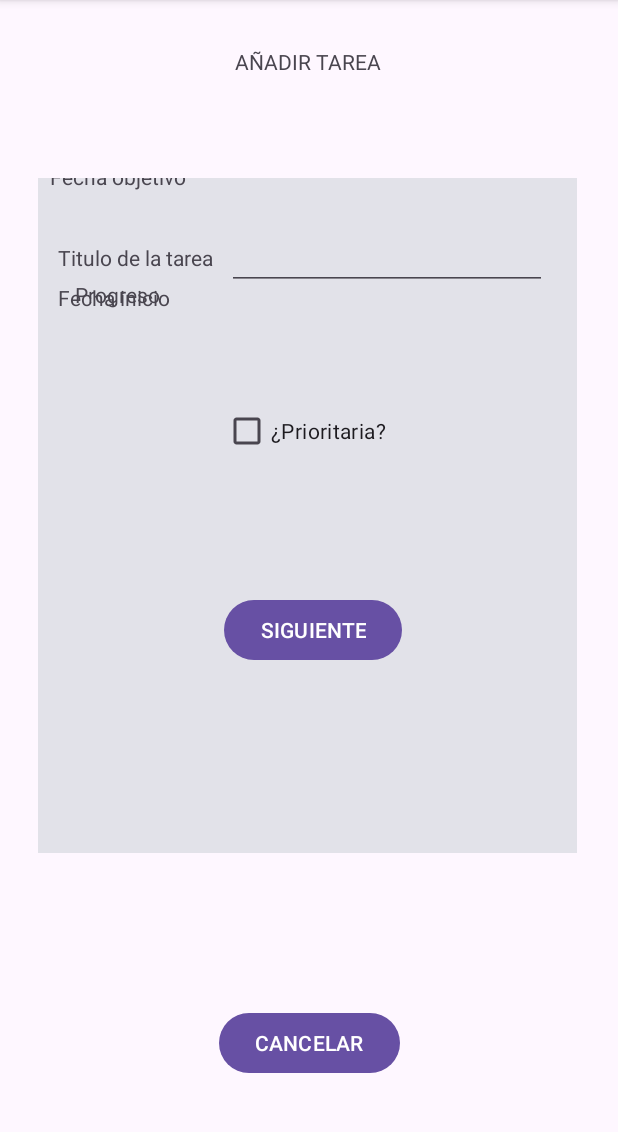
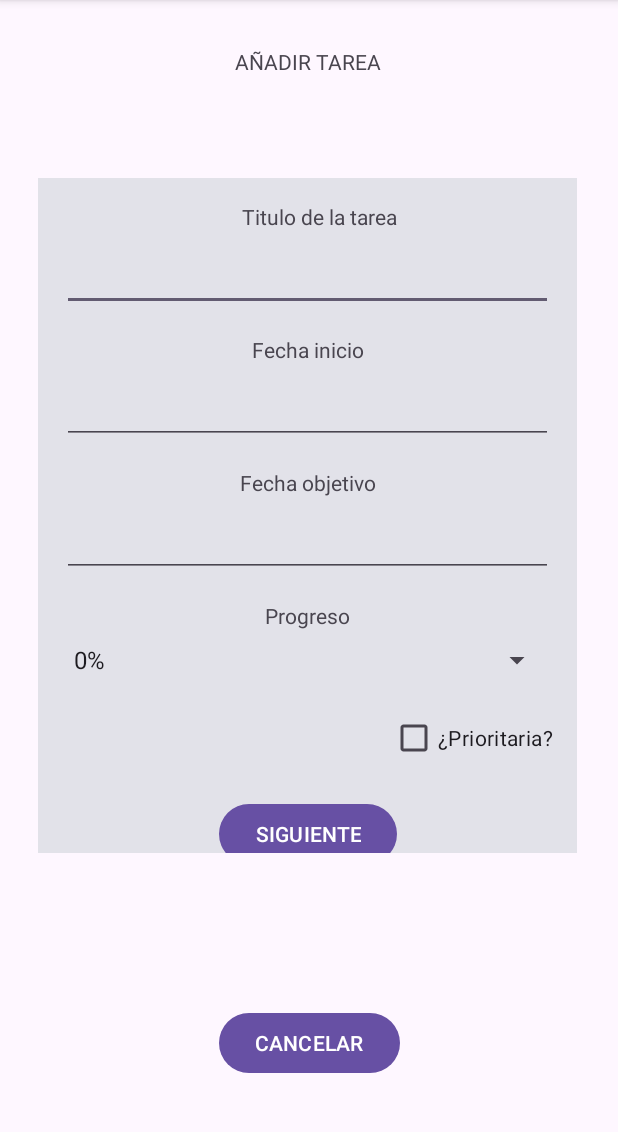
Before and after one commit to Membiela4/TrassTarea, an Android app: the AddTaskFirst screen opened directly, with no data from a screen before it, on a phone screen of 412 x 824 dp, the part 96-1228 px from its top. Run offline under Robolectric (Android 15) with nearby library versions, the phone set to English and light mode, and no system bars.

Commit message:
Comunicacion entre fragmentos

```diff
--- a/app/src/main/java/com/example/tareaut02/activities/ListadoTareas.java
+++ b/app/src/main/java/com/example/tareaut02/activities/ListadoTareas.java
@@ -148,9 +148,9 @@ public class ListadoTareas extends AppCompatActivity {
     }
 
     private void chargeList() {
-        Tarea tarea1 = new Tarea("Planificación del Proyecto", "Crear un plan detallado para el proyecto de desarrollo de software.", 20, "10/10/2023", "", true);
+        Tarea tarea1 = new Tarea("Planificación del Proyecto", "Crear un plan detallado para el proyecto de desarrollo de software.", 20, "10/10/2023", "27/10/2023", true);
         Tarea tarea2 = new Tarea("Revisión del Diseño", "Revisar y mejorar el diseño de la interfaz de usuario.", 50, "10/10/2023", "20/12/2023", false);
-        Tarea tarea3 = new Tarea("Pruebas de Funcionalidad", "Realizar pruebas de funcionalidad en el módulo de usuario.", 10, "10/10/2023", "", false);
+        Tarea tarea3 = new Tarea("Pruebas de Funcionalidad", "Realizar pruebas de funcionalidad en el módulo de usuario.", 10, "10/10/2023", "15/11/2023", false);
         Tarea tarea4 = new Tarea("Entrenamiento del Equipo", "Organizar una sesión de entrenamiento para el equipo de desarrollo.", 0, "10/10/2023", "20/11/2023", true);
         Tarea tarea5 = new Tarea("Informe de Progreso", "Preparar un informe de progreso mensual para la alta dirección.", 30, "10/10/2023", "20/10/23", true);
 
--- a/app/src/main/java/com/example/tareaut02/fragments/AddTaskFirst.java
+++ b/app/src/main/java/com/example/tareaut02/fragments/AddTaskFirst.java
@@ -2,12 +2,23 @@ package com.example.tareaut02.fragments;
 
 import android.os.Bundle;
 
+import androidx.annotation.NonNull;
+import androidx.annotation.Nullable;
 import androidx.fragment.app.Fragment;
+import androidx.fragment.app.FragmentManager;
+import androidx.fragment.app.FragmentTransaction;
 
+import android.os.PersistableBundle;
 import android.view.LayoutInflater;
 import android.view.View;
 import android.view.ViewGroup;
+import android.widget.ArrayAdapter;
 import android.widget.Button;
+import android.widget.CheckBox;
+import android.widget.DatePicker;
+import android.widget.Spinner;
+import android.widget.TextView;
+import android.widget.Toast;
 
 import com.example.tareaut02.R;
 
@@ -24,12 +35,23 @@ public class AddTaskFirst extends Fragment {
 
 
     // TODO: Rename and change types of parameters
-    Button btnNext;
+
     private String tituloTarea;
     private String fechaInicio;
     private String fechaObjetivo;
     private boolean prioritaria;
     private int progreso;
+
+    TextView txtTitulo,fechaInicioDate, fechaObjetivoDate;
+
+    Spinner spinnerProgreso;
+     CheckBox checkBoxPrioritaria;
+    Button btnNext;
+
+
+
+
+
 
 
     public AddTaskFirst() {
@@ -51,14 +73,88 @@ public class AddTaskFirst extends Fragment {
     public void onCreate(Bundle savedInstanceState) {
         super.onCreate(savedInstanceState);
 
-
-
     }
 
     @Override
-    public View onCreateView(LayoutInflater inflater, ViewGroup container,
-                             Bundle savedInstanceState) {
-        // Inflate the layout for this fragment
+    public void onViewCreated(@NonNull View view, @Nullable Bundle savedInstanceState) {
+        super.onViewCreated(view, savedInstanceState);
+        txtTitulo = view.findViewById(R.id.tv_titulo);
+        fechaInicioDate = view.findViewById(R.id.fecha_inicio_datepicker);
+        fechaObjetivoDate = view.findViewById(R.id.fecha_objetivo_date_picker);
+        checkBoxPrioritaria = view.findViewById(R.id.chechbox_prioritaria);
+        btnNext = view.findViewById(R.id.button_next);
+        btnNext.setOnClickListener(this::next);
+        spinnerProgreso = view.findViewById(R.id.spinner_progreso);
+        // Datos para el Spinner
+        String[] opciones = {"0%", "25%", "50%", "75%", "100%"};
+        // Crear el ArrayAdapter y configurarlo
+        ArrayAdapter<String> adapter = new ArrayAdapter<>(requireContext(), android.R.layout.simple_spinner_item, opciones);
+        adapter.setDropDownViewResource(android.R.layout.simple_spinner_dropdown_item);
+        // Asignar el adaptador al Spinner
+        spinnerProgreso.setAdapter(adapter);
+    }
+
+
+
+    private void next(View view) {
+        if (txtTitulo.getText() != null && fechaInicioDate.getText() != null && fechaObjetivoDate.getText() != null && String.valueOf(spinnerProgreso.getSelectedItem()) != null) {
+
+            tituloTarea = txtTitulo.getText().toString();
+            fechaInicio = fechaInicioDate.getText().toString();
+            fechaObjetivo = fechaObjetivoDate.getText().toString();
+
+
+            switch(spinnerProgreso.getSelectedItem().toString()) {
+                case "0%":
+                    progreso = 0;
+                    break;
+                case "25%":
+                    progreso = 25;
+                    break;
+                case "50%":
+                    progreso = 50;
+                    break;
+                case "75%":
+                    progreso = 75;
+                    break;
+                case "100%":
+                    progreso = 100;
+                    break;
+            }
+            if (checkBoxPrioritaria.isChecked())
+                prioritaria = true;
+            else
+                prioritaria = false;
+            Bundle bundle = new Bundle();
+            bundle.putString("tituloTarea", tituloTarea);
+            bundle.putString("fechaInicio", fechaInicio);
+            bundle.putString("fechaObj", fechaObjetivo);
+            bundle.putInt("progreso", progreso);
+            bundle.putBoolean("prioritaria", prioritaria);
+            getParentFragmentManager().setFragmentResult("tarea", bundle);
+
+            FragmentManager fragmentManager = getParentFragmentManager();
+            FragmentTransaction fragmentTransaction = fragmentManager.beginTransaction();
+            SecondFragment fragmentSecond = new SecondFragment();
+
+            // Pasa los datos al segundo fragmento
+            fragmentSecond.setArguments(bundle);
+
+            // Reemplaza el fragmento actual con el fragmento_second
+            fragmentTransaction.replace(R.id.fragmentContainerView, fragmentSecond);
+            fragmentTransaction.commit();
+
+        } else {
+            Toast toast = new Toast(this.getContext());
+            toast.setText("INTRODUCE TODOS LOS VALORES");
+            toast.show();
+        }
+    }
+
+    @Override
+    public View onCreateView(LayoutInflater inflater, ViewGroup container, Bundle savedInstanceState) {
+
+
         return inflater.inflate(R.layout.fragment_add_task_first, container, false);
     }
 }
--- a/app/src/main/res/layout/fragment_add_task_first.xml
+++ b/app/src/main/res/layout/fragment_add_task_first.xml
@@ -1,5 +1,6 @@
 <?xml version="1.0" encoding="utf-8"?>
-<androidx.constraintlayout.widget.ConstraintLayout xmlns:android="http://schemas.android.com/apk/res/android"
+<androidx.constraintlayout.widget.ConstraintLayout
+    xmlns:android="http://schemas.android.com/apk/res/android"
     xmlns:app="http://schemas.android.com/apk/res-auto"
     xmlns:tools="http://schemas.android.com/tools"
     android:id="@+id/frameLayout"
@@ -7,140 +8,114 @@
     android:layout_height="match_parent"
     tools:context=".fragments.AddTaskFirst">
 
-    <EditText
-        android:id="@+id/fechaObjetivoDatePicker"
-        android:layout_width="wrap_content"
-        android:layout_height="wrap_content"
-        android:layout_marginTop="256dp"
-        android:layout_marginBottom="430dp"
-        android:ems="10"
-        android:inputType="date"
-        app:layout_constraintBottom_toBottomOf="parent"
-        app:layout_constraintEnd_toEndOf="parent"
-        app:layout_constraintHorizontal_bias="0.641"
-        app:layout_constraintStart_toStartOf="parent"
-        app:layout_constraintTop_toTopOf="parent" />
-
     <TextView
         android:id="@+id/textView3"
         android:layout_width="wrap_content"
         android:layout_height="wrap_content"
         android:text="@string/tituloTarea"
-        app:layout_constraintBottom_toBottomOf="parent"
-        app:layout_constraintEnd_toEndOf="parent"
-        app:layout_constraintHorizontal_bias="0.052"
         app:layout_constraintStart_toStartOf="parent"
         app:layout_constraintTop_toTopOf="parent"
-        app:layout_constraintVertical_bias="0.101" />
+        app:layout_constraintEnd_toEndOf="parent"
+        android:layout_marginTop="16dp"
+        android:layout_marginStart="16dp"/>
 
     <EditText
-        android:id="@+id/tituloTextField"
-        android:layout_width="wrap_content"
+        android:id="@+id/tv_titulo"
+        android:layout_width="0dp"
         android:layout_height="wrap_content"
-        android:layout_marginStart="9dp"
-        android:ems="10"
+        android:layout_marginTop="8dp"
+        android:layout_marginStart="16dp"
+        android:layout_marginEnd="16dp"
         android:inputType="text"
-        app:layout_constraintBaseline_toBaselineOf="@+id/textView3"
-        app:layout_constraintEnd_toEndOf="parent"
-        app:layout_constraintHorizontal_bias="0.0"
-        app:layout_constraintStart_toEndOf="@+id/textView3" />
+        app:layout_constraintStart_toStartOf="parent"
+        app:layout_constraintTop_toBottomOf="@+id/textView3"
+        app:layout_constraintEnd_toEndOf="parent"/>
 
     <TextView
         android:id="@+id/textView4"
         android:layout_width="wrap_content"
         android:layout_height="wrap_content"
-        android:layout_marginBottom="16dp"
         android:text="@string/fechaInicio"
-        app:layout_constraintBottom_toBottomOf="@+id/fechaInicioDatePicker"
+        app:layout_constraintStart_toStartOf="parent"
+        app:layout_constraintTop_toBottomOf="@+id/tv_titulo"
         app:layout_constraintEnd_toEndOf="parent"
-        app:layout_constraintHorizontal_bias="0.047"
+        android:layout_marginTop="16dp"/>
+
+    <EditText
+        android:id="@+id/fecha_inicio_datepicker"
+        android:layout_width="0dp"
+        android:layout_height="wrap_content"
+        android:layout_marginTop="8dp"
+        android:layout_marginStart="16dp"
+        android:layout_marginEnd="16dp"
+        android:ems="10"
+        android:inputType="date"
         app:layout_constraintStart_toStartOf="parent"
-        app:layout_constraintTop_toTopOf="parent"
-        app:layout_constraintVertical_bias="1.0" />
-
-    <Spinner
-        android:id="@+id/spinner"
-        android:layout_width="154dp"
-        android:layout_height="0dp"
-        android:layout_marginTop="353dp"
-        android:layout_marginBottom="353dp"
-        app:layout_constraintBottom_toBottomOf="parent"
-        app:layout_constraintEnd_toEndOf="parent"
-        app:layout_constraintHorizontal_bias="0.498"
-        app:layout_constraintStart_toStartOf="parent"
-        app:layout_constraintTop_toTopOf="parent"
-        app:layout_constraintVertical_bias="1.0"
-        tools:ignore="TouchTargetSizeCheck" />
-
-    <CheckBox
-        android:id="@+id/checkBox"
-        android:layout_width="wrap_content"
-        android:layout_height="wrap_content"
-        android:layout_marginTop="48dp"
-        android:layout_marginEnd="18dp"
-        android:text="@string/prioritariaCheckBox"
-        app:layout_constraintBottom_toBottomOf="parent"
-        app:layout_constraintEnd_toEndOf="parent"
-        app:layout_constraintHorizontal_bias="0.53"
-        app:layout_constraintStart_toStartOf="parent"
-        app:layout_constraintTop_toBottomOf="@+id/spinner"
-        app:layout_constraintVertical_bias="0.0" />
+        app:layout_constraintTop_toBottomOf="@+id/textView4"
+        app:layout_constraintEnd_toEndOf="parent"/>
 
     <TextView
         android:id="@+id/textView5"
         android:layout_width="wrap_content"
         android:layout_height="wrap_content"
-        android:layout_marginBottom="60dp"
         android:text="@string/fechaObjetivo"
-        app:layout_constraintBottom_toTopOf="@+id/textView6"
+        app:layout_constraintStart_toStartOf="parent"
+        app:layout_constraintTop_toBottomOf="@+id/fecha_inicio_datepicker"
         app:layout_constraintEnd_toEndOf="parent"
-        app:layout_constraintHorizontal_bias="0.031"
-        app:layout_constraintStart_toStartOf="parent"
-        app:layout_constraintTop_toTopOf="parent"
-        app:layout_constraintVertical_bias="0.996" />
-
-    <Button
-        android:id="@+id/button"
-        android:layout_width="wrap_content"
-        android:layout_height="wrap_content"
-        android:layout_marginStart="5dp"
-        android:layout_marginTop="60dp"
-        android:text="@string/nextBtn"
-        app:layout_constraintBottom_toBottomOf="parent"
-        app:layout_constraintEnd_toEndOf="parent"
-        app:layout_constraintHorizontal_bias="0.503"
-        app:layout_constraintStart_toStartOf="parent"
-        app:layout_constraintTop_toBottomOf="@+id/checkBox"
-        app:layout_constraintVertical_bias="0.167" />
+        android:layout_marginTop="16dp"/>
 
     <EditText
-        android:id="@+id/fechaInicioDatePicker"
-        android:layout_width="wrap_content"
+        android:id="@+id/fecha_objetivo_date_picker"
+        android:layout_width="0dp"
         android:layout_height="wrap_content"
-        android:layout_marginStart="34dp"
-        android:layout_marginTop="68dp"
-        android:layout_marginBottom="44dp"
+        android:layout_marginTop="8dp"
+        android:layout_marginStart="16dp"
+        android:layout_marginEnd="16dp"
         android:ems="10"
         android:inputType="date"
-        android:minHeight="48dp"
-        app:layout_constraintBottom_toTopOf="@+id/fechaObjetivoDatePicker"
-        app:layout_constraintEnd_toEndOf="parent"
-        app:layout_constraintHorizontal_bias="0.077"
-        app:layout_constraintStart_toEndOf="@+id/textView4"
-        app:layout_constraintTop_toBottomOf="@+id/tituloTextField" />
+        app:layout_constraintStart_toStartOf="parent"
+        app:layout_constraintTop_toBottomOf="@+id/textView5"
+        app:layout_constraintEnd_toEndOf="parent"/>
 
     <TextView
         android:id="@+id/textView6"
         android:layout_width="wrap_content"
         android:layout_height="wrap_content"
+        android:text="@string/progressSpinner"
+        app:layout_constraintStart_toStartOf="parent"
+        app:layout_constraintTop_toBottomOf="@+id/fecha_objetivo_date_picker"
+        app:layout_constraintEnd_toEndOf="parent"
+        android:layout_marginTop="16dp"/>
+
+    <Spinner
+        android:id="@+id/spinner_progreso"
+        android:layout_width="0dp"
+        android:layout_height="wrap_content"
+        android:layout_marginTop="8dp"
         android:layout_marginStart="16dp"
-        android:layout_marginBottom="9dp"
-        android:text="@string/progressSpinner"
-        app:layout_constraintBottom_toBottomOf="@+id/spinner"
-        app:layout_constraintEnd_toStartOf="@+id/spinner"
-        app:layout_constraintHorizontal_bias="0.296"
+        android:layout_marginEnd="16dp"
         app:layout_constraintStart_toStartOf="parent"
-        app:layout_constraintTop_toTopOf="parent"
-        app:layout_constraintVertical_bias="1.0" />
+        app:layout_constraintTop_toBottomOf="@+id/textView6"
+        app:layout_constraintEnd_toEndOf="parent"/>
+
+    <CheckBox
+        android:id="@+id/chechbox_prioritaria"
+        android:layout_width="wrap_content"
+        android:layout_height="wrap_content"
+        android:layout_marginTop="16dp"
+        android:layout_marginEnd="16dp"
+        android:text="@string/prioritariaCheckBox"
+        app:layout_constraintTop_toBottomOf="@+id/spinner_progreso"
+        app:layout_constraintEnd_toEndOf="parent"/>
+
+    <Button
+        android:id="@+id/button_next"
+        android:layout_width="wrap_content"
+        android:layout_height="wrap_content"
+        android:layout_marginTop="16dp"
+        android:text="@string/nextBtn"
+        app:layout_constraintTop_toBottomOf="@+id/chechbox_prioritaria"
+        app:layout_constraintEnd_toEndOf="parent"
+        app:layout_constraintStart_toStartOf="parent"/>
 
 </androidx.constraintlayout.widget.ConstraintLayout>
--- a/app/src/main/res/values/strings.xml
+++ b/app/src/main/res/values/strings.xml
@@ -20,6 +20,8 @@
     <string name="descripcionMenuContextual">Descripcion</string>
     <string name="borrarMenuContextual">Borrar</string>
     <string name="editarMenuContextual">Editar</string>
+    <string name="insertaDescripcion">Añade una descripcion</string>
+    <string name="crearTareabtn">CREAR TAREA</string>
 
 
     <!-- TODO: Remove or change this placeholder text -->
```
Also changed, not shown: app/src/main/java/com/example/tareaut02/fragments/SecondFragment.java (added, +88 -0 lines), app/src/main/res/layout/fragment_second.xml (added, +24 -0 lines).
